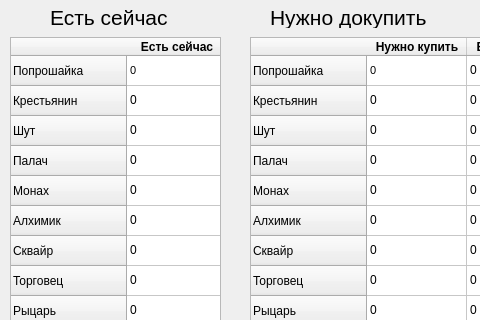
Before: the Qt Designer form mainwindow.ui in SavkovAndrey/Knight, drawn with Qt 5; both pictures show x 0 to 480 and y 213 to 533 of the 580 by 806 pixel window.
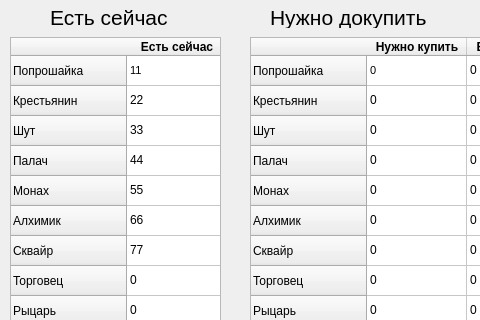
After: the same form once the commit is applied.

Commit message: взятие с таблицы

Patch:
```diff
--- a/mainwindow.ui
+++ b/mainwindow.ui
@@ -252,7 +252,7 @@
     </column>
     <item row="0" column="0">
      <property name="text">
-      <string>0</string>
+      <string>11</string>
      </property>
      <property name="font">
       <font>
@@ -264,32 +264,32 @@
     </item>
     <item row="1" column="0">
      <property name="text">
-      <string>0</string>
+      <string>22</string>
      </property>
     </item>
     <item row="2" column="0">
      <property name="text">
-      <string>0</string>
+      <string>33</string>
      </property>
     </item>
     <item row="3" column="0">
      <property name="text">
-      <string>0</string>
+      <string>44</string>
      </property>
     </item>
     <item row="4" column="0">
      <property name="text">
-      <string>0</string>
+      <string>55</string>
      </property>
     </item>
     <item row="5" column="0">
      <property name="text">
-      <string>0</string>
+      <string>66</string>
      </property>
     </item>
     <item row="6" column="0">
      <property name="text">
-      <string>0</string>
+      <string>77</string>
      </property>
     </item>
     <item row="7" column="0">
```
Left out of the diff: 2 changed lines with no effect on the pictures. The commit also changes 1 other file.
